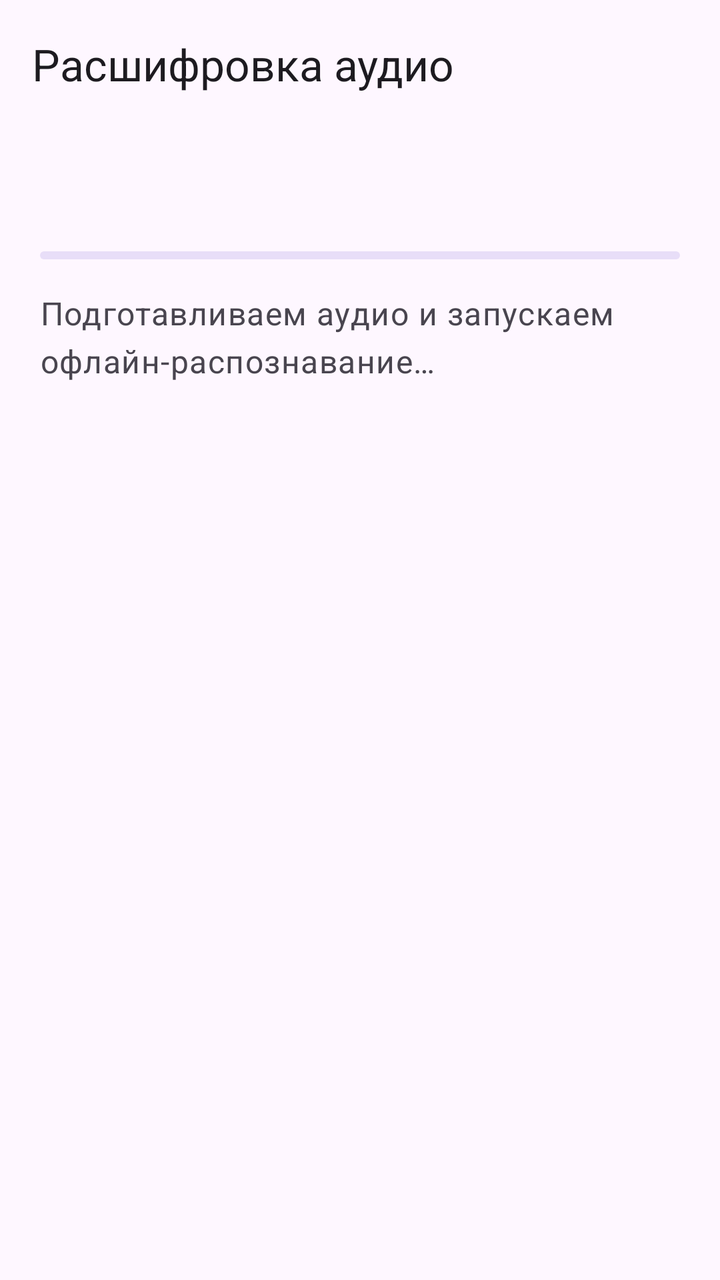
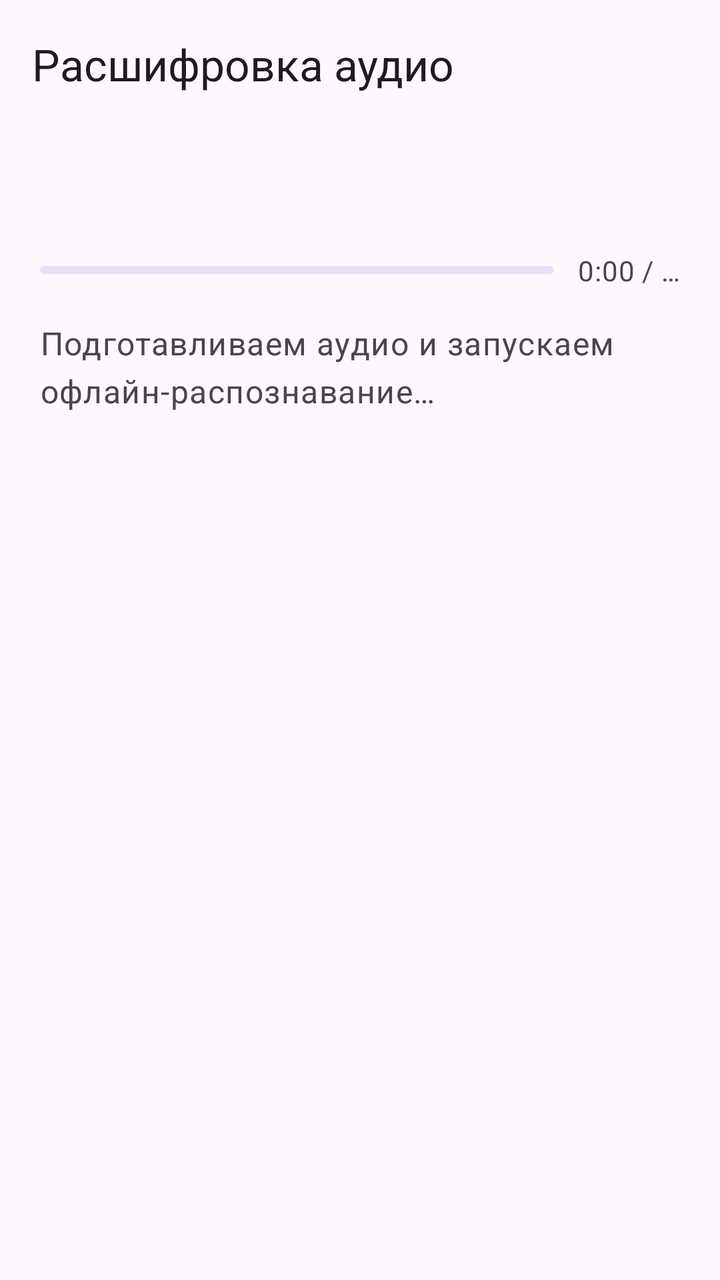

The first picture is an Android layout as it rendered before a commit; the second is the same layout after the commit. The layout source and the unified diff follow.
<!-- AndroidManifest.xml: activity theme Theme.GovorunLite -->
<!-- res/layout/activity_share_transcription.xml -->
<?xml version="1.0" encoding="utf-8"?>
<LinearLayout xmlns:android="http://schemas.android.com/apk/res/android"
    xmlns:app="http://schemas.android.com/apk/res-auto"
    android:id="@+id/shareRoot"
    android:layout_width="match_parent"
    android:layout_height="match_parent"
    android:orientation="vertical">

    <com.google.android.material.appbar.MaterialToolbar
        android:id="@+id/shareToolbar"
        android:layout_width="match_parent"
        android:layout_height="?attr/actionBarSize"
        app:navigationIcon="@drawable/ic_arrow_back_24"
        app:title="@string/share_transcription_title" />

    <ScrollView
        android:layout_width="match_parent"
        android:layout_height="0dp"
        android:layout_weight="1"
        android:fillViewport="true">
        <LinearLayout
            android:layout_width="match_parent"
            android:layout_height="wrap_content"
            android:orientation="vertical"
            android:padding="20dp">

            <com.google.android.material.textview.MaterialTextView
                android:id="@+id/shareFileName"
                android:layout_width="match_parent"
                android:layout_height="wrap_content"
                android:textAppearance="?attr/textAppearanceTitleMedium"
                android:textColor="?attr/colorOnSurface" />

            <com.google.android.material.progressindicator.LinearProgressIndicator
                android:id="@+id/shareProgress"
                android:layout_width="match_parent"
                android:layout_height="wrap_content"
                android:layout_marginTop="20dp"
                android:indeterminate="true" />

            <com.google.android.material.textview.MaterialTextView
                android:id="@+id/shareStatus"
                android:layout_width="match_parent"
                android:layout_height="wrap_content"
                android:layout_marginTop="16dp"
                android:text="@string/share_transcription_preparing"
                android:textAppearance="?attr/textAppearanceBodyLarge"
                android:textColor="?attr/colorOnSurfaceVariant" />

            <com.google.android.material.textview.MaterialTextView
                android:id="@+id/shareResult"
                android:layout_width="match_parent"
                android:layout_height="wrap_content"
                android:layout_marginTop="24dp"
                android:background="?attr/colorSurfaceContainerLow"
                android:padding="16dp"
                android:textAppearance="?attr/textAppearanceBodyLarge"
                android:textColor="?attr/colorOnSurface"
                android:textIsSelectable="true"
                android:visibility="gone" />

            <com.google.android.material.button.MaterialButton
                android:id="@+id/shareCopy"
                android:layout_width="wrap_content"
                android:layout_height="wrap_content"
                android:layout_marginTop="12dp"
                android:text="@string/share_transcription_copy"
                android:visibility="gone" />

            <com.google.android.material.button.MaterialButton
                android:id="@+id/shareAgain"
                style="@style/Widget.Material3.Button.TextButton"
                android:layout_width="wrap_content"
                android:layout_height="wrap_content"
                android:text="@string/share_transcription_share_again"
                android:visibility="gone" />
        </LinearLayout>
    </ScrollView>
</LinearLayout>
<!-- resources referenced by this layout -->
<resources>
  <string name="share_transcription_copy">Скопировать текст</string>
  <string name="share_transcription_preparing">Подготавливаем аудио и запускаем офлайн-распознавание…</string>
  <string name="share_transcription_share_again">Поделиться текстом</string>
  <string name="share_transcription_title">Расшифровка аудио</string>
  <style name="Theme.GovorunLite" parent="Theme.Material3.DayNight.NoActionBar">
          <item name="switchStyle">@style/Widget.Material3.CompoundButton.MaterialSwitch</item>
          <item name="android:windowBackground">?attr/colorSurface</item>
      </style>
</resources>

<!-- the commit's change to res/layout/activity_share_transcription.xml (unified diff, before → after) -->
@@ -31,12 +31,29 @@
                 android:textAppearance="?attr/textAppearanceTitleMedium"
                 android:textColor="?attr/colorOnSurface" />
 
-            <com.google.android.material.progressindicator.LinearProgressIndicator
-                android:id="@+id/shareProgress"
+            <LinearLayout
                 android:layout_width="match_parent"
                 android:layout_height="wrap_content"
                 android:layout_marginTop="20dp"
-                android:indeterminate="true" />
+                android:gravity="center_vertical"
+                android:orientation="horizontal">
+
+                <com.google.android.material.progressindicator.LinearProgressIndicator
+                    android:id="@+id/shareProgress"
+                    android:layout_width="0dp"
+                    android:layout_height="wrap_content"
+                    android:layout_weight="1"
+                    android:indeterminate="true" />
+
+                <com.google.android.material.textview.MaterialTextView
+                    android:id="@+id/shareProgressTime"
+                    android:layout_width="wrap_content"
+                    android:layout_height="wrap_content"
+                    android:layout_marginStart="12dp"
+                    android:text="0:00 / …"
+                    android:textAppearance="?attr/textAppearanceBodyMedium"
+                    android:textColor="?attr/colorOnSurfaceVariant" />
+            </LinearLayout>
 
             <com.google.android.material.textview.MaterialTextView
                 android:id="@+id/shareStatus"
